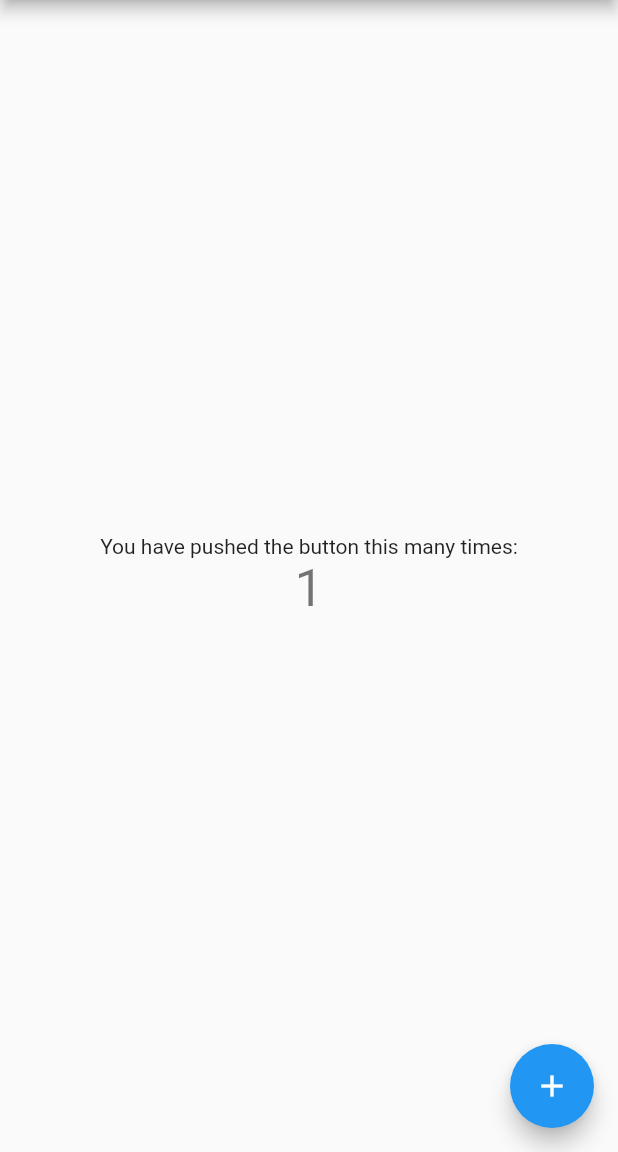
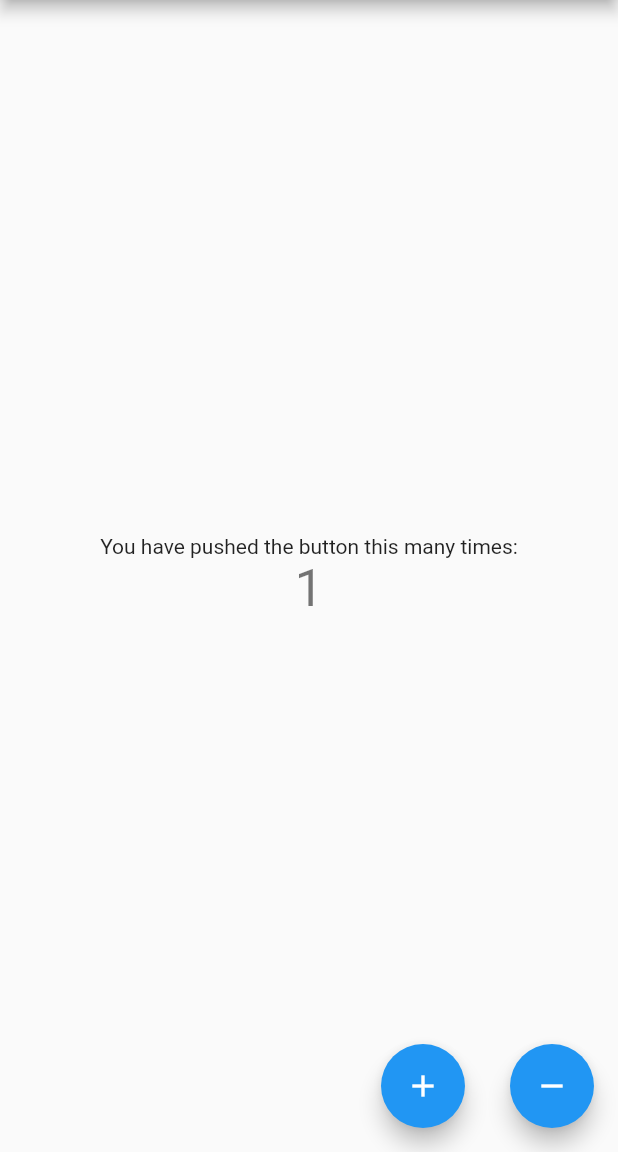
Before and after one commit to IbrahimAlqayyas/bloc_practice_app, a Flutter app: the screen it shows after launch, after a tap on the "add" icon, on a phone screen of 412 x 824 dp, the part 84-1236 px from its top. Run offline on Flutter 3.47's test engine with Material 2 defaults, Android fonts, the phone set to English and light mode, and no system bars.

Commit message:
Stopped for doing some stuff in another app

```diff
--- /dev/null
+++ b/lib/counter_bloc.dart
@@ -0,0 +1,45 @@
+import 'dart:async'; // to use the streams
+import 'counter_events.dart';
+
+// main variables
+// stream controllers
+
+class CounterBloc {
+
+  /// declare main variables
+  int _counter = 0; // the variables which are going to change the state
+
+  /// create stream controller
+  /// the stream controller is like a box with 2 holes, onw for the input(sink)(event) and the other for the output (stream)(state)
+  final _counterStateController = StreamController<int>(); //private
+  StreamSink<int> get _inCounter => _counterStateController.sink; //input an event //private
+  Stream<int> get counter => _counterStateController.stream; //output a state //public
+
+  /// make a way to the UI to send events --> through this event controller
+  /// the UI will send only inputs (events) to the EventController
+  final _counterEventsController = StreamController<CounterEvents>();
+  Sink<CounterEvents> get counterEventSink => _counterEventsController.sink; //inputs events
+
+  /// Constructor
+  /// /// map every coming event into a state
+  /// listen to the output of the event stream to check if there is events
+  /// if there are events map them into a state
+  CounterBloc() {
+    _counterEventsController.stream.listen(_mapEventToState);
+  }
+
+  /// _mapEventToState Method
+  void _mapEventToState (CounterEvents event) {
+    // conditions as per events
+    if (event is IncrementEvent) _counter++; //State
+    if (event is DecrementEvent) _counter--; //State
+    /// add the new counter value to the _counterStateController Sink
+    _inCounter.add(_counter);
+  }
+
+  /// to avoid memory leak
+  void dispose() {
+    _counterStateController.close();
+    _counterEventsController.close();
+  }
+}
--- /dev/null
+++ b/lib/counter_events.dart
@@ -0,0 +1,11 @@
+
+/// the base class that all is going to inherit
+abstract class CounterEvents{}
+
+/// These events the UI will pass them to the Bloc file
+
+// Event 1
+class IncrementEvent extends CounterEvents{}
+
+// Event 2
+class DecrementEvent extends CounterEvents{}
--- a/lib/main.dart
+++ b/lib/main.dart
@@ -1,3 +1,5 @@
+import 'package:bloc_practice_app/counter_bloc.dart';
+import 'package:bloc_practice_app/counter_events.dart';
 import 'package:flutter/material.dart';
 
 void main() {
@@ -5,25 +7,11 @@ void main() {
 }
 
 class MyApp extends StatelessWidget {
-  // This widget is the root of your application.
   @override
   Widget build(BuildContext context) {
     return MaterialApp(
       title: 'Flutter Demo',
       theme: ThemeData(
-        // This is the theme of your application.
-        //
-        // Try running your application with "flutter run". You'll see the
-        // application has a blue toolbar. Then, without quitting the app, try
-        // changing the primarySwatch below to Colors.green and then invoke
-        // "hot reload" (press "r" in the console where you ran "flutter run",
-        // or simply save your changes to "hot reload" in a Flutter IDE).
-        // Notice that the counter didn't reset back to zero; the application
-        // is not restarted.
-        primarySwatch: Colors.blue,
-        // This makes the visual density adapt to the platform that you run
-        // the app on. For desktop platforms, the controls will be smaller and
-        // closer together (more dense) than on mobile platforms.
         visualDensity: VisualDensity.adaptivePlatformDensity,
       ),
       home: MyHomePage(title: 'Flutter Demo Home Page'),
@@ -34,15 +22,6 @@ class MyApp extends StatelessWidget {
 class MyHomePage extends StatefulWidget {
   MyHomePage({Key key, this.title}) : super(key: key);
 
-  // This widget is the home page of your application. It is stateful, meaning
-  // that it has a State object (defined below) that contains fields that affect
-  // how it looks.
-
-  // This class is the configuration for the state. It holds the values (in this
-  // case the title) provided by the parent (in this case the App widget) and
-  // used by the build method of the State. Fields in a Widget subclass are
-  // always marked "final".
-
   final String title;
 
   @override
@@ -50,68 +29,57 @@ class MyHomePage extends StatefulWidget {
 }
 
 class _MyHomePageState extends State<MyHomePage> {
-  int _counter = 0;
-
-  void _incrementCounter() {
-    setState(() {
-      // This call to setState tells the Flutter framework that something has
-      // changed in this State, which causes it to rerun the build method below
-      // so that the display can reflect the updated values. If we changed
-      // _counter without calling setState(), then the build method would not be
-      // called again, and so nothing would appear to happen.
-      _counter++;
-    });
-  }
+  final _bloc = CounterBloc();
 
   @override
+  void dispose() {
+    super.dispose();
+    _bloc.dispose();
+  }
+  @override
   Widget build(BuildContext context) {
-    // This method is rerun every time setState is called, for instance as done
-    // by the _incrementCounter method above.
-    //
-    // The Flutter framework has been optimized to make rerunning build methods
-    // fast, so that you can just rebuild anything that needs updating rather
-    // than having to individually change instances of widgets.
     return Scaffold(
       appBar: AppBar(
-        // Here we take the value from the MyHomePage object that was created by
-        // the App.build method, and use it to set our appbar title.
         title: Text(widget.title),
       ),
       body: Center(
-        // Center is a layout widget. It takes a single child and positions it
-        // in the middle of the parent.
-        child: Column(
-          // Column is also a layout widget. It takes a list of children and
-          // arranges them vertically. By default, it sizes itself to fit its
-          // children horizontally, and tries to be as tall as its parent.
-          //
-          // Invoke "debug painting" (press "p" in the console, choose the
-          // "Toggle Debug Paint" action from the Flutter Inspector in Android
-          // Studio, or the "Toggle Debug Paint" command in Visual Studio Code)
-          // to see the wireframe for each widget.
-          //
-          // Column has various properties to control how it sizes itself and
-          // how it positions its children. Here we use mainAxisAlignment to
-          // center the children vertically; the main axis here is the vertical
-          // axis because Columns are vertical (the cross axis would be
-          // horizontal).
+        child: StreamBuilder(
+            stream: _bloc.counter,
+            initialData: 0,
+            builder: (BuildContext context, AsyncSnapshot<int> snapshot) {
+              return Column(
                 mainAxisAlignment: MainAxisAlignment.center,
                 children: <Widget>[
                   Text(
                     'You have pushed the button this many times:',
                   ),
+                  /// View the snapshot data
                   Text(
-              '$_counter',
+                    '${snapshot.data}',
                     style: Theme.of(context).textTheme.headline4,
                   ),
                 ],
+              );
+            }),
       ),
-      ),
-      floatingActionButton: FloatingActionButton(
-        onPressed: _incrementCounter,
+      floatingActionButton: Row(
+        mainAxisAlignment: MainAxisAlignment.end,
+        children: [
+          FloatingActionButton(
+            onPressed: () => _bloc.counterEventSink.add(IncrementEvent()),
             tooltip: 'Increment',
             child: Icon(Icons.add),
-      ), // This trailing comma makes auto-formatting nicer for build methods.
+          ),
+          SizedBox(
+            width: 30,
+          ),
+          FloatingActionButton(
+            onPressed: () => _bloc.counterEventSink.add(DecrementEvent()),
+            tooltip: 'Decrement',
+            child: Icon(Icons.remove),
+          ),
+        ],
+      ),
     );
   }
 }
```
Lines whose indentation alone changed are shown as unchanged.
